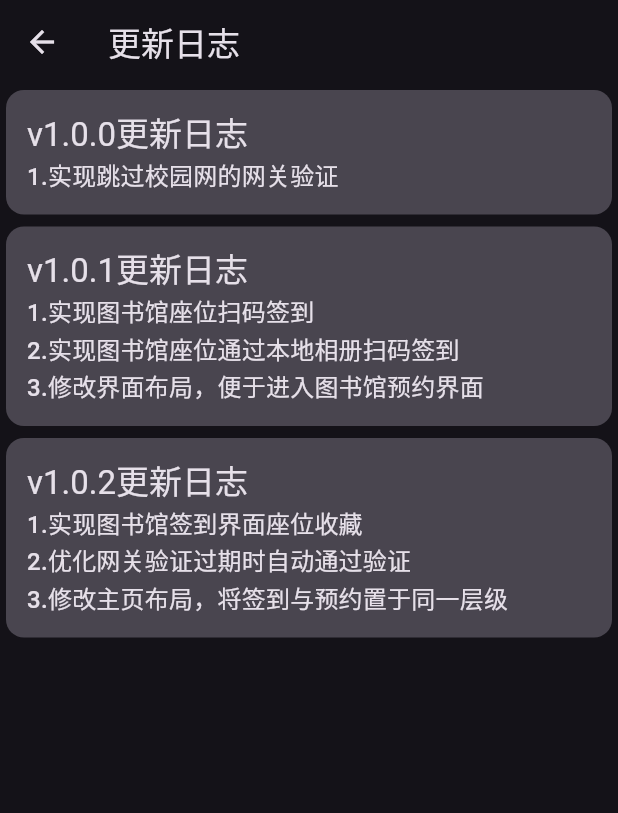
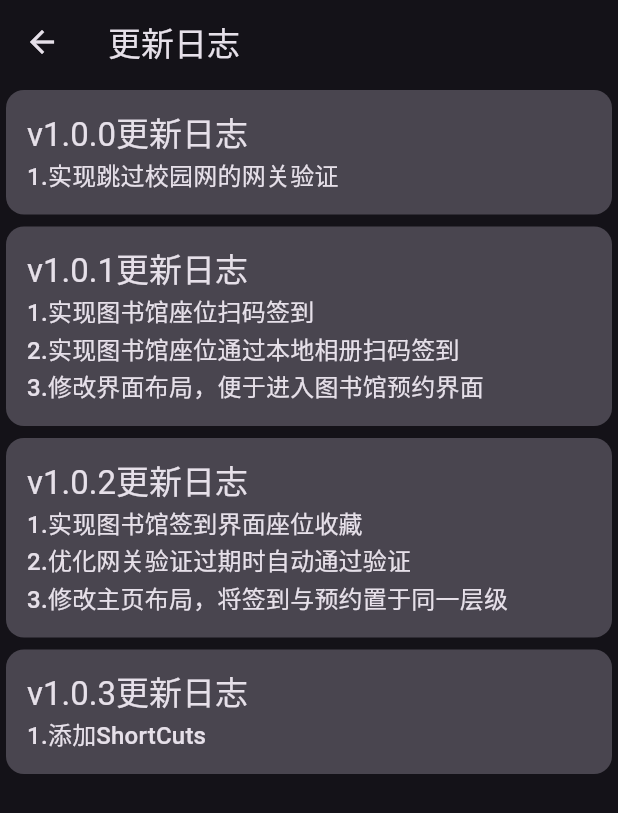
Before and after one commit to 1252158112/ecjtu_library, a Flutter app: the screen it shows after launch, after a tap on the "light mode" icon, after a tap on the "info" icon, on a phone screen of 412 x 824 dp. Shown: the top 813 px of the screen. Run offline on Flutter 3.47's test engine with Material 2 defaults, Android fonts, the phone set to English and light mode, and no system bars; drawn by our look-alikes of dynamic_color; our stand-ins replace get, image_picker, shared_preferences, webview_flutter; missing offline and left inert: flutter_shortcuts, mobile_scanner.

Commit message:
添加Shortcuts

```diff
--- a/lib/constants.dart
+++ b/lib/constants.dart
@@ -6,6 +6,7 @@ const Color SEED = Colors.blue;
 
 const String USER_PATH = 'user_form';
 const String LIKE_SEAT_PATH = 'like_seat';
+const String SHORT_CUTS_PATH = 'shortcuts_init';
 
 const String API_NETWORK_CHECK_PREFIX = 'https://rz.ecjtu.edu.cn';
 const String API_TO_NETWORK_CHECK =
--- a/lib/main.dart
+++ b/lib/main.dart
@@ -5,6 +5,7 @@ import 'package:ecjtu_library/pages/UpdateInfoPage.dart';
 import 'package:ecjtu_library/pages/WebviewPage.dart';
 import 'package:ecjtu_library/utils/state_util.dart';
 import 'package:flutter/material.dart';
+import 'package:flutter_shortcuts/flutter_shortcuts.dart';
 import 'package:get/get.dart';
 
 import 'dart:ui' as ui;
@@ -13,7 +14,7 @@ import 'pages/HomePage.dart';
 import 'utils/http_util.dart';
 
 void main() {
-  runApp(const MyApp());
+  runApp(MyApp());
 }
 
 class MyApp extends StatelessWidget {
@@ -23,7 +24,21 @@ class MyApp extends StatelessWidget {
   @override
   Widget build(BuildContext context) {
     Get.put(HttpUtil());
+    Get.put(FlutterShortcuts());
     Get.put(StateUtil());
+    final FlutterShortcuts flutterShortcuts = Get.find();
+    final StateUtil stateUtil = Get.find();
+    flutterShortcuts.initialize(debug: true);
+
+    flutterShortcuts.listenAction((String incomingAction) {
+      if (incomingAction == 'toScanPage') {
+        Get.toNamed('scan');
+      } else if (incomingAction.contains('toSignSeat')) {
+        String link = incomingAction.split('@@@')[1];
+        stateUtil.signLink = link;
+        Get.toNamed('/signSeat');
+      }
+    });
     return DynamicColorBuilder(
       builder: (lightDynamic, darkDynamic) {
         return GetMaterialApp(
--- a/lib/pages/HomePage.dart
+++ b/lib/pages/HomePage.dart
@@ -6,6 +6,7 @@ import 'package:ecjtu_library/utils/http_util.dart';
 import 'package:ecjtu_library/utils/state_util.dart';
 import 'package:flutter/material.dart';
 import 'package:flutter/services.dart';
+import 'package:flutter_shortcuts/flutter_shortcuts.dart';
 import 'package:get/get.dart';
 
 class HomePage extends StatefulWidget {
@@ -18,6 +19,8 @@ class HomePage extends StatefulWidget {
 class _HomePageState extends State<HomePage> {
   final HttpUtil _httpUtil = Get.find();
   final StateUtil _stateUtil = Get.find();
+
+  final FlutterShortcuts flutterShortcuts = Get.find();
   final TextEditingController usernameController = TextEditingController();
   final TextEditingController passwordController = TextEditingController();
   bool loading = false;
@@ -43,7 +46,7 @@ class _HomePageState extends State<HomePage> {
 
   void passCheck() async {
     if (loading) {
-      Get.snackbar('提示', '正在过校验');
+      // Get.snackbar('提示', '正在过校验');
       return;
     }
     getToken = false;
@@ -79,11 +82,16 @@ class _HomePageState extends State<HomePage> {
           IconButton(
             onPressed: () {
               setState(() {
-                Get.changeTheme(
-                  Get.isDarkMode
-                      ? ThemeData.light(useMaterial3: true)
-                      : ThemeData.dark(useMaterial3: true),
-                );
+                print(Get.isDarkMode);
+                if (Get.isDarkMode) {
+                  Get.changeTheme(
+                    ThemeData.light(useMaterial3: true),
+                  );
+                } else {
+                  Get.changeTheme(
+                    ThemeData.dark(useMaterial3: true),
+                  );
+                }
 
                 SystemChrome.setSystemUIOverlayStyle(SystemUiOverlayStyle(
                     systemNavigationBarColor:
@@ -99,7 +107,13 @@ class _HomePageState extends State<HomePage> {
               Get.toNamed('updateInfo');
             },
             icon: const Icon(Icons.info),
-          )
+          ),
+          // IconButton(
+          //   onPressed: () {
+
+          //   },
+          //   icon: const Icon(Icons.shortcut_rounded),
+          // )
         ],
       ),
       floatingActionButton: Column(
--- a/lib/pages/SignSeatPage.dart
+++ b/lib/pages/SignSeatPage.dart
@@ -40,7 +40,7 @@ class _SignSeatPageState extends State<SignSeatPage> {
       getToken = false;
       loading = true;
     });
-
+    // await _httpUtil.passNetworkCheck(username, password);
     var ret = await _httpUtil.passSeatCheck(username, password, signLink);
     if (ret[0] == '' || ret[1] == '') {
       Get.snackbar('错误', '服务器异常或账号密码错误');
--- a/lib/pages/UpdateInfoPage.dart
+++ b/lib/pages/UpdateInfoPage.dart
@@ -20,6 +20,10 @@ class UpdateInfoPage extends StatelessWidget {
         '2.优化网关验证过期时自动通过验证',
         '3.修改主页布局，将签到与预约置于同一层级'
       ]
+    },
+    {
+      'version': 'v1.0.3',
+      'detail': ['1.添加ShortCuts']
     }
   ];
   @override
--- a/lib/utils/state_util.dart
+++ b/lib/utils/state_util.dart
@@ -1,6 +1,7 @@
 import 'dart:convert';
 
 import 'package:ecjtu_library/constants.dart';
+import 'package:flutter_shortcuts/flutter_shortcuts.dart';
 import 'package:get/get.dart';
 import 'package:shared_preferences/shared_preferences.dart';
 
@@ -8,6 +9,7 @@ class StateUtil extends GetxController {
   // 本地存储
   final Future<SharedPreferences> _prefs = SharedPreferences.getInstance();
 
+  final FlutterShortcuts flutterShortcuts = Get.find();
   late Map loginForm;
   List likeSeat = [];
   String link = '';
@@ -34,14 +36,37 @@ class StateUtil extends GetxController {
 
   getLikeSeat() async {
     var prefs = await _prefs;
-    // print(prefs.getString(LIKE_SEAT_PATH));
-    likeSeat = jsonDecode(prefs.getString(LIKE_SEAT_PATH) ?? '');
+    likeSeat = jsonDecode(prefs.getString(LIKE_SEAT_PATH) ?? '[]');
   }
 
   setLikeSeat() async {
     var prefs = await _prefs;
     // print(jsonEncode(likeSeat));
     prefs.setString(LIKE_SEAT_PATH, jsonEncode(likeSeat));
+  }
+
+  void initShortcuts() async {
+    var prefs = await _prefs;
+    bool isInit = prefs.getBool(SHORT_CUTS_PATH) ?? false;
+    if (isInit) {
+      prefs.setBool(SHORT_CUTS_PATH, true);
+      flutterShortcuts.setShortcutItems(
+        shortcutItems: <ShortcutItem>[
+          const ShortcutItem(
+            id: "1",
+            action: 'toScanPage',
+            shortLabel: '扫码签到',
+            icon: 'assets/icons/qr-code.png',
+          ),
+          const ShortcutItem(
+            id: "2",
+            action: 'toScanPage',
+            shortLabel: '无最近签到',
+            icon: 'assets/icons/bag.png',
+          ),
+        ],
+      );
+    }
   }
 
   @override
@@ -53,6 +78,7 @@ class StateUtil extends GetxController {
       loginForm = value ?? {};
     });
     getLikeSeat();
+    initShortcuts();
     super.onInit();
   }
 }
```
Also changed, not shown: lib/pages/ScanPage.dart (+22 -1 lines), pubspec.yaml (+4 -4 lines), assets/icons/bag.png (added), assets/icons/qr-code.png (added), pubspec.lock.
